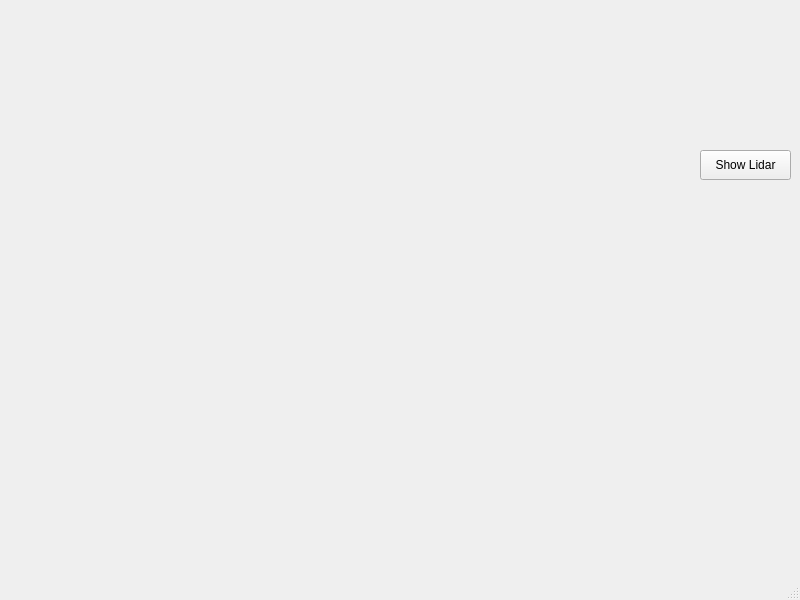
Before: the Qt Designer form mainwindow.ui in Alixjie/Buddy-Bot, drawn with Qt 5.
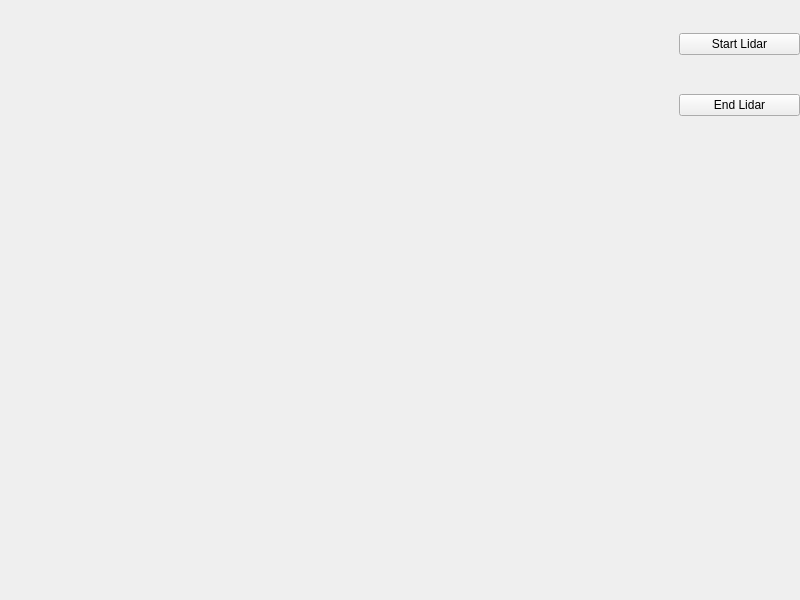
After: the same form once the commit is applied.

Commit message: Finish the qt part of the lidar

```diff
--- a/mainwindow.ui
+++ b/mainwindow.ui
@@ -14,31 +14,33 @@
    <string>MainWindow</string>
   </property>
   <widget class="QWidget" name="centralwidget">
-   <widget class="QPushButton" name="show_lidar_info">
+   <widget class="QWidget" name="verticalLayoutWidget">
     <property name="geometry">
      <rect>
-      <x>700</x>
-      <y>150</y>
-      <width>91</width>
-      <height>30</height>
+      <x>679</x>
+      <y>0</y>
+      <width>121</width>
+      <height>151</height>
      </rect>
     </property>
-    <property name="text">
-     <string>Show Lidar</string>
-    </property>
+    <layout class="QVBoxLayout" name="verticalLayout">
+     <item>
+      <widget class="QPushButton" name="start_lidar">
+       <property name="text">
+        <string>Start Lidar</string>
+       </property>
+      </widget>
+     </item>
+     <item>
+      <widget class="QPushButton" name="end_lidar">
+       <property name="text">
+        <string>End Lidar</string>
+       </property>
+      </widget>
+     </item>
+    </layout>
    </widget>
   </widget>
-  <widget class="QMenuBar" name="menubar">
-   <property name="geometry">
-    <rect>
-     <x>0</x>
-     <y>0</y>
-     <width>800</width>
-     <height>27</height>
-    </rect>
-   </property>
-  </widget>
-  <widget class="QStatusBar" name="statusbar"/>
  </widget>
  <resources/>
  <connections/>
```
The commit also changes 3 other files.
